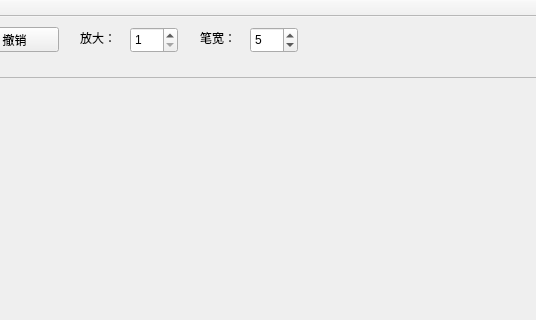
The window that mainwindow.ui (Mannix1994/QDataTagger) describes before a commit, drawn with Qt 5; both pictures show x 400 to 936 and y 0 to 320 of the 1366 by 768 pixel window.
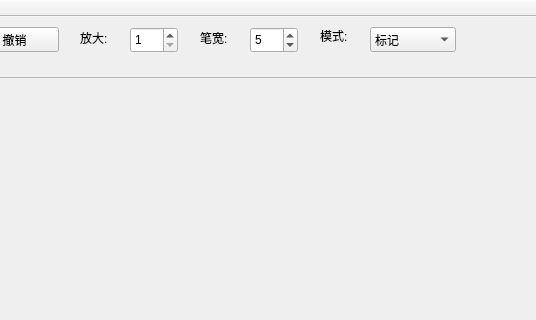
The same window after the commit.

Commit message: 加入模式选择

```diff
--- a/mainwindow.ui
+++ b/mainwindow.ui
@@ -336,7 +336,7 @@
      </rect>
     </property>
     <property name="text">
-     <string>放大：</string>
+     <string>放大:</string>
     </property>
    </widget>
    <widget class="QSpinBox" name="sb_scale">
@@ -393,7 +393,7 @@
      </rect>
     </property>
     <property name="text">
-     <string>笔宽：</string>
+     <string>笔宽:</string>
     </property>
    </widget>
    <widget class="QPushButton" name="pushButton">
@@ -415,6 +415,39 @@
      <string>Ctrl+Z</string>
     </property>
    </widget>
+   <widget class="QLabel" name="la_mode">
+    <property name="geometry">
+     <rect>
+      <x>720</x>
+      <y>10</y>
+      <width>51</width>
+      <height>17</height>
+     </rect>
+    </property>
+    <property name="text">
+     <string>模式:</string>
+    </property>
+   </widget>
+   <widget class="QComboBox" name="cb_mode">
+    <property name="geometry">
+     <rect>
+      <x>770</x>
+      <y>10</y>
+      <width>86</width>
+      <height>25</height>
+     </rect>
+    </property>
+    <item>
+     <property name="text">
+      <string>标记</string>
+     </property>
+    </item>
+    <item>
+     <property name="text">
+      <string>消除</string>
+     </property>
+    </item>
+   </widget>
   </widget>
   <widget class="QMenuBar" name="menuBar">
    <property name="geometry">
```
The commit also changes 4 other files.
